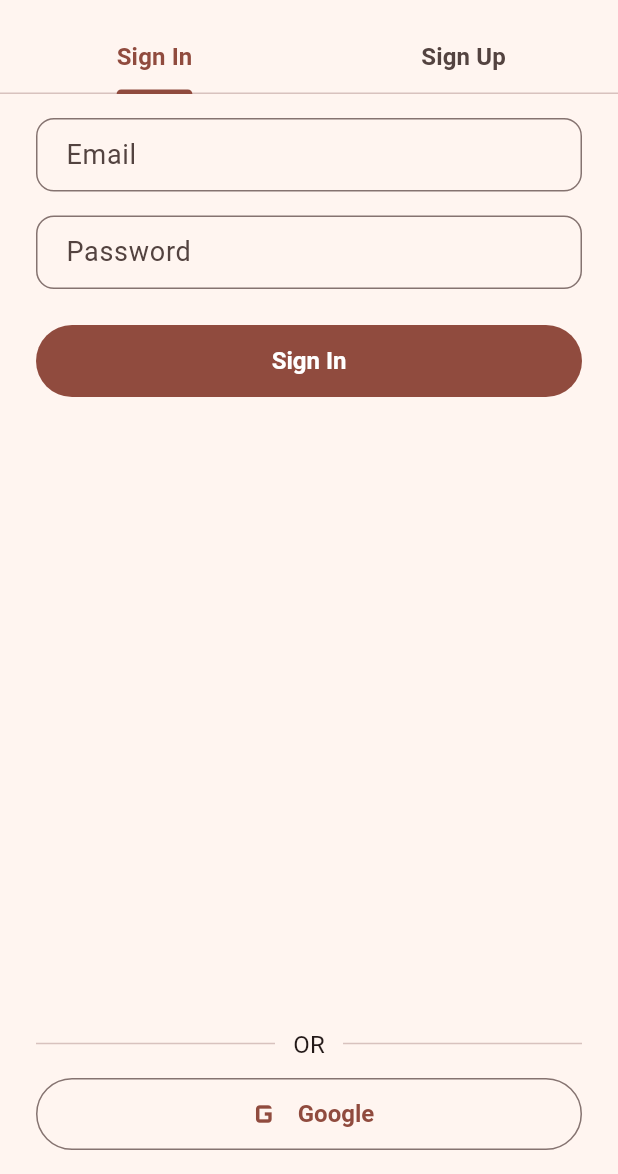
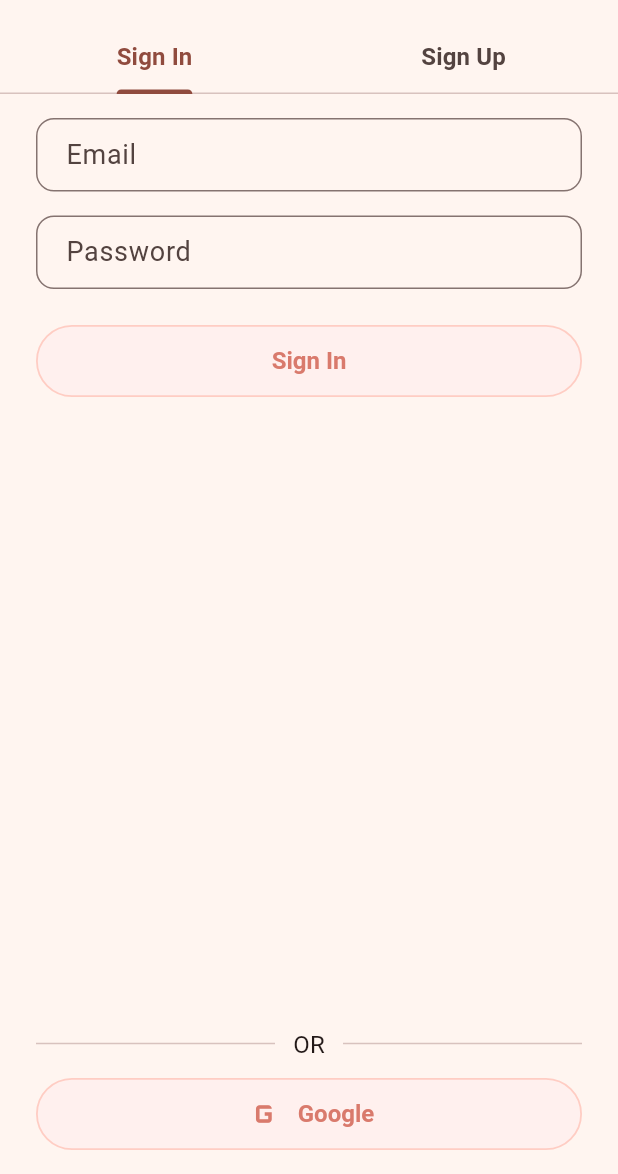
Before and after one commit to sarbrinjo85/BabyNote, a Flutter app: the screen it shows after launch, on a phone screen of 412 x 824 dp, the part 62-1236 px from its top. Run offline on Flutter 3.47's test engine with Material 3 defaults, Android fonts, the phone set to English and light mode, and no system bars; our stand-ins replace fl_chart, flutter_local_notifications, flutter_riverpod, go_router, image_picker, lottie and 5 more; missing offline and left inert: home_widget; accounts and stored records are empty; statements that could not run were skipped.

Commit message:
FilledButton/OutlinedButton 스타일을 홈 메뉴 카드와 통일
- 배경: surfaceContainerLow (홈 카드와 동일)
- 테두리: 코랄핑크 60% / 1.2px
- 글자: Coral Deep #D97A6C, w700
모든 일반 버튼이 홈 메뉴 타일과 같은 시각 언어로 통일.
삭제 등 styleFrom으로 색을 명시한 버튼은 그쪽이 우선 적용.

Co-Authored-By: Claude Opus 4.7 <noreply@anthropic.com>

```diff
--- a/lib/core/theme/app_theme.dart
+++ b/lib/core/theme/app_theme.dart
@@ -96,21 +96,36 @@ class AppTheme {
         headlineSmall:  TextStyle(fontSize: 24, fontWeight: FontWeight.w700, height: 1.2),
       ),
 
-      // ── 버튼: 캡슐 모양 + 큰 터치 타겟 ──────────────────────────────
+      // ── 버튼: 홈 메뉴 카드와 동일한 톤 ──────────────────────────────
+      // 홈 GridActionTile = surfaceContainerLow 배경 + 코랄핑크 60% 테두리
+      // FilledButton/OutlinedButton 모두 같은 시각 언어로 통일.
+      // (특정 버튼이 styleFrom backgroundColor 으로 오버라이드 시 그쪽 우선)
       filledButtonTheme: FilledButtonThemeData(
         style: FilledButton.styleFrom(
+          backgroundColor: cs.surfaceContainerLow,
+          foregroundColor: const Color(0xFFD97A6C), // Coral Deep
+          side: BorderSide(
+            color: BrandColors.seed.withValues(alpha: 0.6),
+            width: 1.2,
+          ),
           minimumSize: const Size.fromHeight(TouchTarget.comfortable),
           shape: const StadiumBorder(),
           padding: const EdgeInsets.symmetric(horizontal: Spacing.lg),
-          textStyle: const TextStyle(fontSize: 16, fontWeight: FontWeight.w600),
+          textStyle: const TextStyle(fontSize: 16, fontWeight: FontWeight.w700),
         ),
       ),
       outlinedButtonTheme: OutlinedButtonThemeData(
         style: OutlinedButton.styleFrom(
+          backgroundColor: cs.surfaceContainerLow,
+          foregroundColor: const Color(0xFFD97A6C),
+          side: BorderSide(
+            color: BrandColors.seed.withValues(alpha: 0.6),
+            width: 1.2,
+          ),
           minimumSize: const Size.fromHeight(TouchTarget.comfortable),
           shape: const StadiumBorder(),
           padding: const EdgeInsets.symmetric(horizontal: Spacing.lg),
-          textStyle: const TextStyle(fontSize: 16, fontWeight: FontWeight.w600),
+          textStyle: const TextStyle(fontSize: 16, fontWeight: FontWeight.w700),
         ),
       ),
       textButtonTheme: TextButtonThemeData(
```
